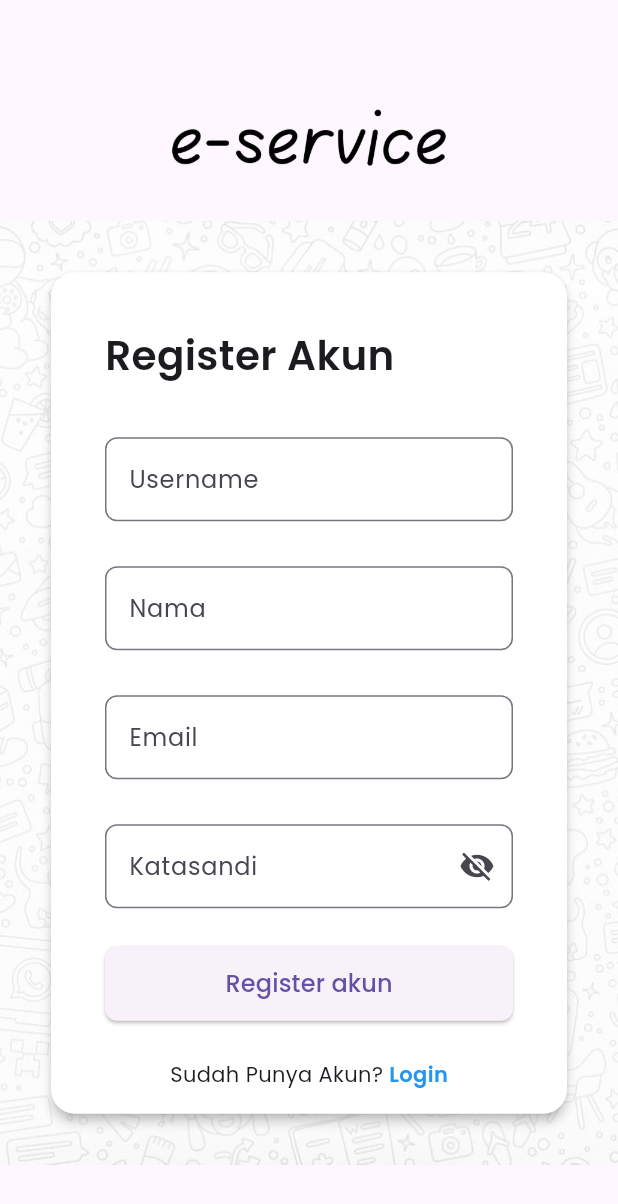
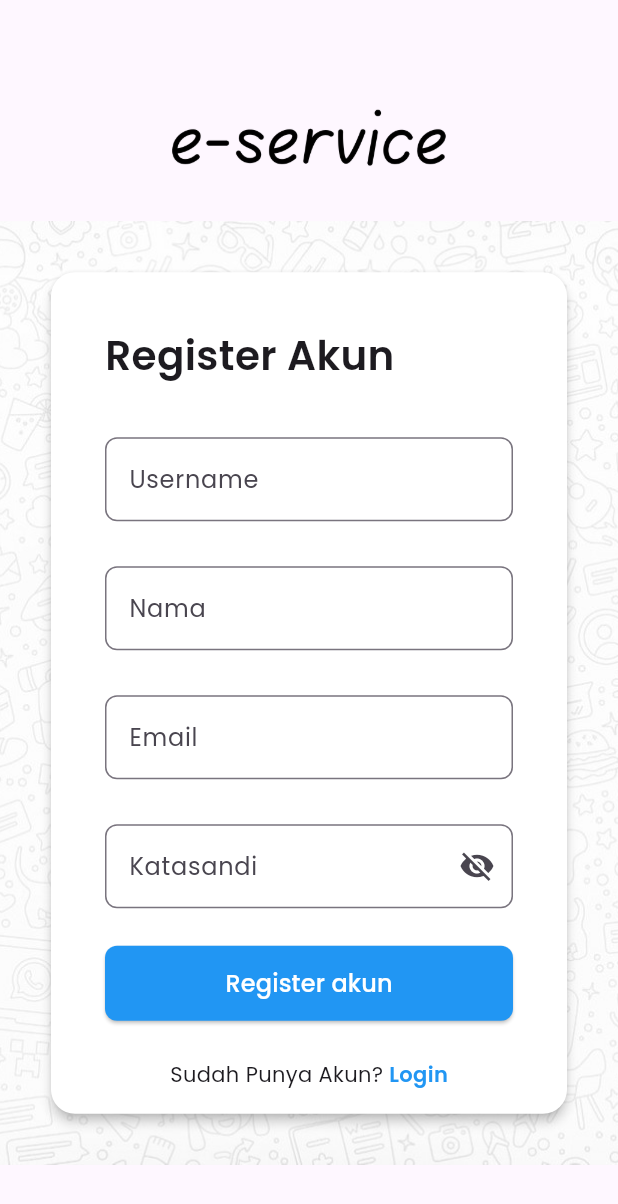
Before and after one commit to hawk-xc/Flutter_e_antrean, a Flutter app: the RegisterView screen opened directly, on a phone screen of 412 x 824 dp. Shown: the top 1204 px of the screen. Run offline on Flutter 3.47's test engine with Material 3 defaults, Android fonts, the phone set to English and light mode, and no system bars; our stand-ins replace dio, shared_preferences; accounts and stored records are empty.

Commit message:
registration page update

```diff
--- a/lib/ui/register_view.dart
+++ b/lib/ui/register_view.dart
@@ -1,3 +1,4 @@
+import 'package:flutter/foundation.dart';
 import 'package:flutter/material.dart';
 // import 'package:flutter_e_service_app/ui/login_view.dart';
 import '/controller/register_controller.dart';
@@ -176,6 +177,7 @@ class _RegisterViewState extends State<RegisterView> {
                                     child: ElevatedButton(
                                       onPressed: _handleRegister,
                                       style: ElevatedButton.styleFrom(
+                                        backgroundColor: Colors.blue,
                                         minimumSize:
                                             const Size(double.infinity, 50),
                                         shape: RoundedRectangleBorder(
@@ -185,7 +187,8 @@ class _RegisterViewState extends State<RegisterView> {
                                       ),
                                       child: const Text(
                                         'Register akun',
-                                        style: TextStyle(fontSize: 16),
+                                        style: TextStyle(
+                                            fontSize: 16, color: Colors.white),
                                       ),
                                     ),
                                   ),
```
Also changed, not shown: lib/ui/profile_view.dart (+0 -21 lines).
